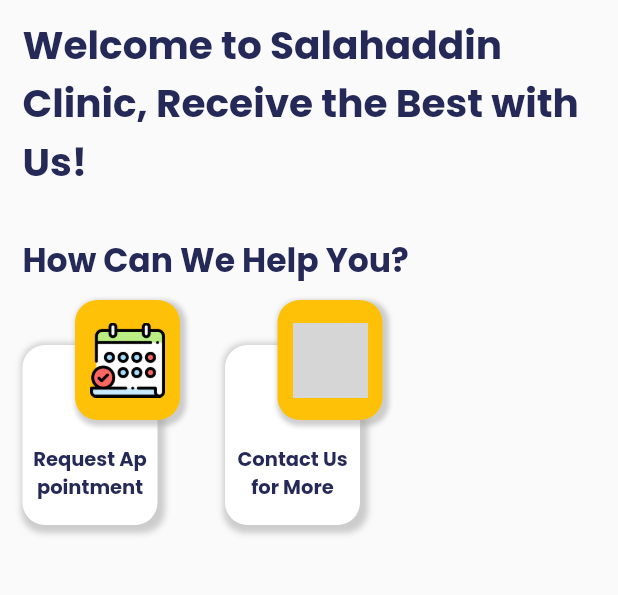
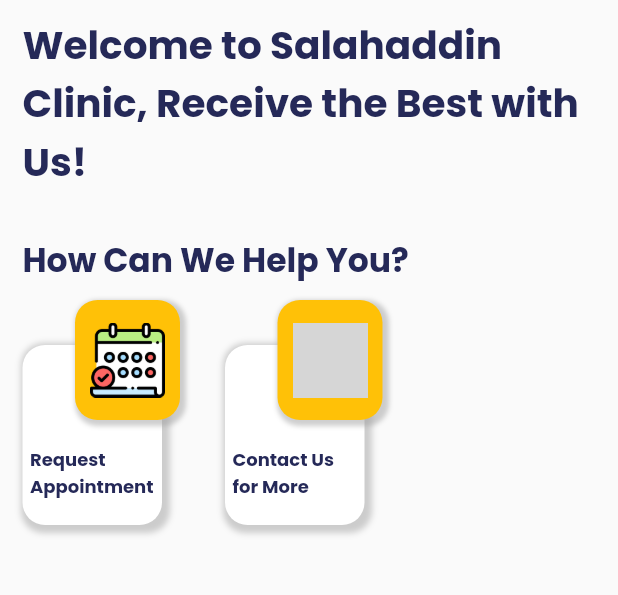
Before and after one commit to CaptainLala/clinic_reservation_app, a Flutter app: the HomeScreen screen opened by its route, on a phone screen of 412 x 824 dp, the part 84-679 px from its top. Run offline on Flutter 3.47's test engine with Material 2 defaults, Android fonts, the phone set to English and light mode, and no system bars; drawn by our look-alikes of auto_size_text; grey boxes are pictures that could not be loaded.

Commit message:
font changed

```diff
--- a/lib/widgets/image_container.dart
+++ b/lib/widgets/image_container.dart
@@ -20,7 +20,7 @@ class ImageContainer extends StatelessWidget {
               top: 30,
               child: Container(
                 padding: const EdgeInsets.all(5),
-                width: 90,
+                width: 93,
                 height: 120,
                 decoration: BoxDecoration(
                   color: Colors.white,
@@ -42,13 +42,14 @@ class ImageContainer extends StatelessWidget {
                     ),
                     AutoSizeText(
                       label,
+                      overflow: TextOverflow.ellipsis,
                       maxLines: 2,
-                      minFontSize: 11,
+                      minFontSize: 10,
+                      maxFontSize: 12,
                       style: const TextStyle(
-                        fontSize: 13,
                         fontWeight: FontWeight.bold,
                       ),
-                      textAlign: TextAlign.center,
+                      textAlign: TextAlign.left,
                     ),
                   ],
                 ),
```
